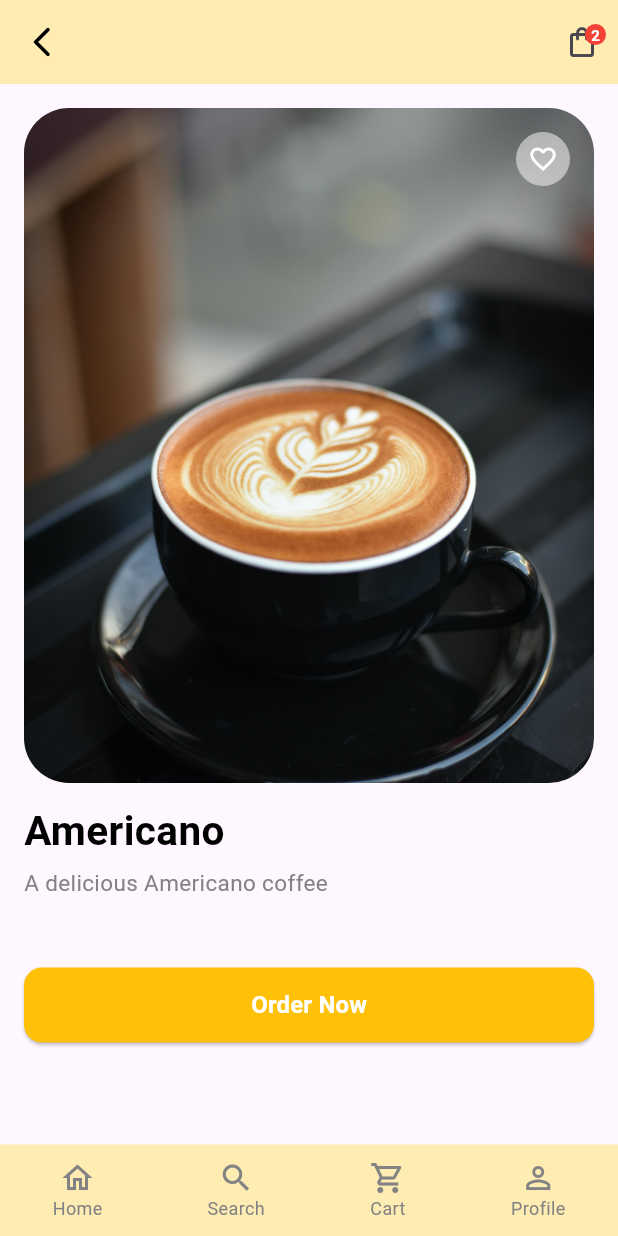
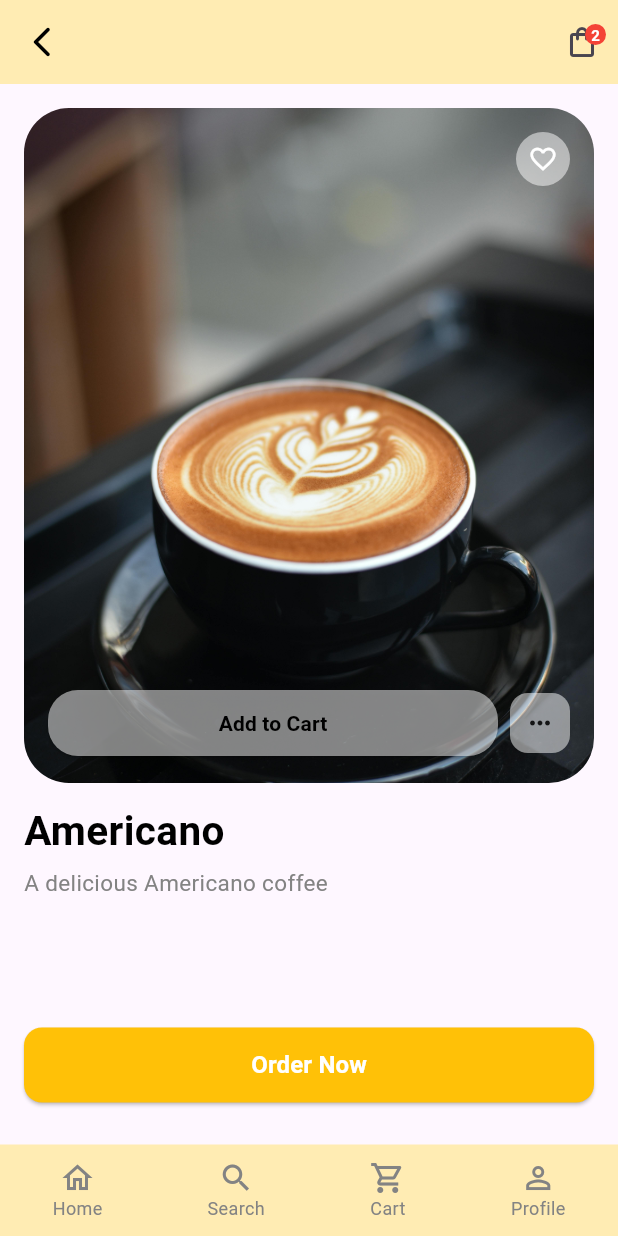
Before and after one commit to Sachith-AB/Bus-Booking-System, a Flutter app: the FoodDetailsPage screen opened directly with empty values, after a tap on "Americano", on a phone screen of 412 x 824 dp. Run offline on Flutter 3.47's test engine with Material 3 defaults, Android fonts, the phone set to English and light mode, and no system bars; our stand-ins replace cloud_firestore, firebase_auth, firebase_core, get, image_picker, shared_preferences; accounts and stored records are empty.

Commit message:
fix add cart button in food page

```diff
--- a/lib/src/app/views/user/Food/food_details_screen.dart
+++ b/lib/src/app/views/user/Food/food_details_screen.dart
@@ -11,7 +11,7 @@
 
   const FoodDetailsPage({
     super.key,
-    required this.product
+    required this.product,
   });
 
   @override
@@ -28,11 +28,10 @@
             Padding(
               padding: const EdgeInsets.symmetric(horizontal: 16, vertical: 16),
               child: SingleChildScrollView(
-                padding: const EdgeInsets.only(bottom: 80),
+                padding: const EdgeInsets.only(bottom: 120), // For "Order Now" button space
                 child: Column(
                   crossAxisAlignment: CrossAxisAlignment.start,
                   children: [
-                    // Wrap image and heart icon in a Stack
                     Stack(
                       children: [
                         ClipRRect(
@@ -44,7 +43,6 @@
                             fit: BoxFit.cover,
                           ),
                         ),
-                        // Heart icon positioned on the image
                         Positioned(
                           top: 16,
                           right: 16,
@@ -56,10 +54,52 @@
                               shape: BoxShape.circle,
                             ),
                             child: Icon(
-                              product.isFavorite ? Icons.favorite : Icons.favorite_border,
+                              product.isFavorite
+                                  ? Icons.favorite
+                                  : Icons.favorite_border,
                               color: product.isFavorite ? Colors.red : Colors.white,
                               size: 20,
                             ),
+                          ),
+                        ),
+                        Positioned(
+                          bottom: 16,
+                          left: 16,
+                          right: 16,
+                          child: Row(
+                            children: [
+                              Expanded(
+                                child: ElevatedButton(
+                                  style: ElevatedButton.styleFrom(
+                                    backgroundColor: Colors.white.withOpacity(0.50),
+                                    shape: RoundedRectangleBorder(
+                                      borderRadius: BorderRadius.circular(20),
+                                    ),
+                                    padding: const EdgeInsets.symmetric(vertical: 12),
+                                  ),
+                                  onPressed: () {
+                                    // Add to cart logic
+                                  },
+                                  child: const Text(
+                                    'Add to Cart',
+                                    style: TextStyle(
+                                      color: Colors.black,
+                                      fontWeight: FontWeight.bold,
+                                    ),
+                                  ),
+                                ),
+                              ),
+                              const SizedBox(width: 8),
+                              Container(
+                                width: 40,
+                                height: 40,
+                                decoration: BoxDecoration(
+                                  color: Colors.white.withOpacity(0.50),
+                                  borderRadius: BorderRadius.circular(12),
+                                ),
+                                child: const Icon(Icons.more_horiz, size: 20),
+                              ),
+                            ],
                           ),
                         ),
                       ],
@@ -78,6 +118,8 @@
                 ),
               ),
             ),
+
+            // "Order Now" Button at bottom of screen
             Positioned(
               bottom: 16,
               left: 16,
@@ -85,7 +127,7 @@
               child: PrimaryButton(
                 label: 'Order Now',
                 onPressed: () {
-                  // Your order button action
+                  // Order action
                 },
               ),
             ),
```
